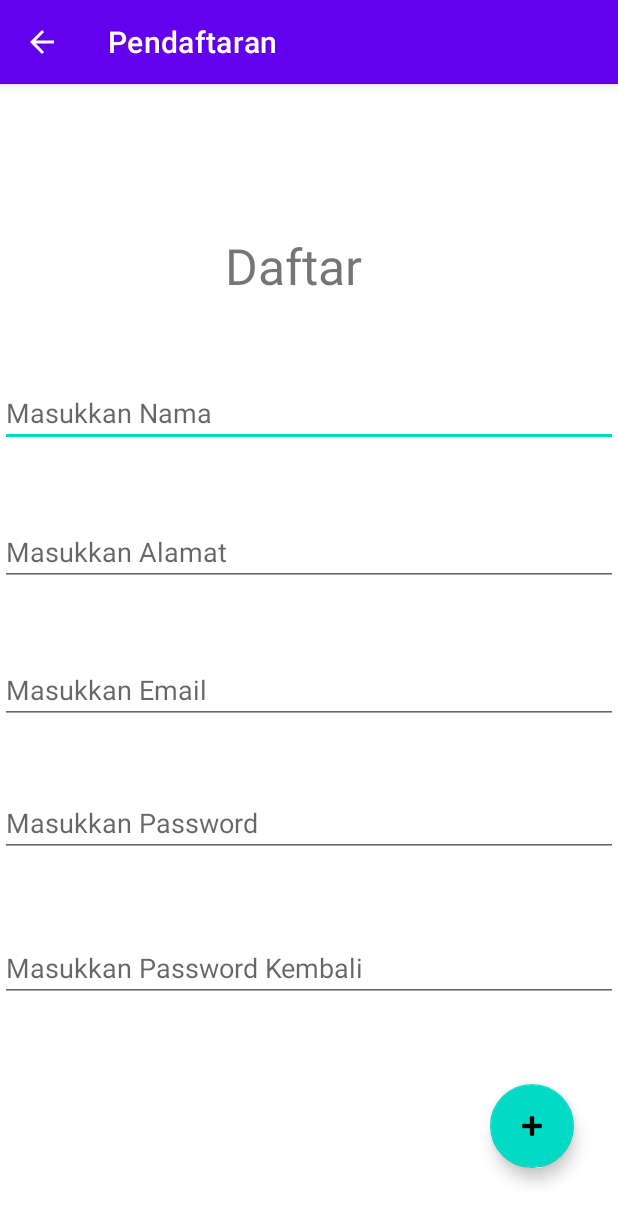
After one commit to yasminazzahra/ConstraintLayout, an Android app: the ActivityMenu1 screen opened directly, with no data from a screen before it, on a phone screen of 412 x 824 dp. The commit adds this screen. Shown: the top 1223 px of the screen. Run offline under Robolectric (Android 15) with nearby library versions, the phone set to English and light mode, and no system bars.

Commit message:
Activity 4

```diff
--- a/app/build.gradle
+++ b/app/build.gradle
@@ -33,6 +33,8 @@ dependencies {
     implementation 'androidx.appcompat:appcompat:1.2.0'
     implementation 'com.google.android.material:material:1.3.0'
     implementation 'androidx.constraintlayout:constraintlayout:2.0.4'
+    implementation 'androidx.navigation:navigation-fragment:2.2.2'
+    implementation 'androidx.navigation:navigation-ui:2.2.2'
     testImplementation 'junit:junit:4.+'
     androidTestImplementation 'androidx.test.ext:junit:1.1.2'
     androidTestImplementation 'androidx.test.espresso:espresso-core:3.3.0'
--- /dev/null
+++ b/app/src/main/java/com/example/constraintlayout/ActivityMenu1.java
@@ -0,0 +1,58 @@
+package com.example.constraintlayout;
+
+import androidx.appcompat.app.AppCompatActivity;
+
+import android.content.Intent;
+import android.os.Bundle;
+import android.view.View;
+import android.widget.EditText;
+import android.widget.Toast;
+
+import com.google.android.material.floatingactionbutton.FloatingActionButton;
+import com.google.android.material.snackbar.Snackbar;
+
+public class ActivityMenu1 extends AppCompatActivity {
+
+    EditText edtNama, edtAlamat, edtEmail, edtPassword, edtrepass;
+
+        FloatingActionButton fab;
+
+    @Override
+    protected void onCreate(Bundle savedInstanceState) {
+        super.onCreate(savedInstanceState);
+        setContentView(R.layout.activity_menu1);
+
+        edtNama = findViewById(R.id.edNama);
+        edtAlamat = findViewById(R.id.edAlamat);
+        edtEmail = findViewById(R.id.edEmail);
+        edtPassword = findViewById(R.id.edPass);
+        edtrepass = findViewById(R.id.edrepas);
+        fab = findViewById(R.id.floatingActionButton);
+        fab.setOnClickListener(new View.OnClickListener(){
+
+            @Override
+            public void onClick (View view) {
+                if (edtNama.getText().toString().isEmpty() ||
+                        edtAlamat.getText().toString().isEmpty() ||
+                        edtEmail.getText().toString().isEmpty() ||
+                        edtPassword.getText().toString().isEmpty() ||
+                        edtrepass.getText().toString().isEmpty())
+                {
+                    Snackbar.make(view, "Wajib isi seluruh data !!!", Snackbar.LENGTH_LONG).show();
+                }
+                else {
+                    if (edtPassword.getText().toString().equals(edtrepass.getText().toString())) {
+                        Toast.makeText(getApplicationContext(), "Pendaftaran Berhasil",
+                                Toast.LENGTH_LONG).show();
+
+                        Intent i = new Intent(getApplicationContext(), MainActivity.class);
+                        startActivity(i);
+                    } else {
+                        Snackbar.make(view, "Password dan Repassword harus sama !!!!",
+                                Snackbar.LENGTH_LONG).show();
+                    }
+                }
+            }
+        });
+    }
+}
--- /dev/null
+++ b/app/src/main/res/layout/activity_menu1.xml
@@ -0,0 +1,109 @@
+<?xml version="1.0" encoding="utf-8"?>
+<androidx.constraintlayout.widget.ConstraintLayout xmlns:android="http://schemas.android.com/apk/res/android"
+    xmlns:app="http://schemas.android.com/apk/res-auto"
+    xmlns:tools="http://schemas.android.com/tools"
+    android:layout_width="match_parent"
+    android:layout_height="match_parent"
+    tools:context=".ActivityMenu1">
+
+    <TextView
+        android:id="@+id/textView"
+        android:layout_width="wrap_content"
+        android:layout_height="wrap_content"
+        android:text="@string/ldaftar"
+        android:textSize="15pt"
+        app:layout_constraintBottom_toBottomOf="parent"
+        app:layout_constraintEnd_toEndOf="parent"
+        app:layout_constraintHorizontal_bias="0.467"
+        app:layout_constraintStart_toStartOf="parent"
+        app:layout_constraintTop_toTopOf="parent"
+        app:layout_constraintVertical_bias="0.136" />
+
+    <EditText
+        android:id="@+id/edNama"
+        android:layout_width="match_parent"
+        android:layout_height="wrap_content"
+        android:ems="10"
+        android:hint="@string/enama"
+        android:inputType="textPersonName"
+        app:layout_constraintBottom_toBottomOf="parent"
+        app:layout_constraintEnd_toEndOf="parent"
+        app:layout_constraintHorizontal_bias="0.427"
+        app:layout_constraintStart_toStartOf="parent"
+        app:layout_constraintTop_toTopOf="parent"
+        app:layout_constraintVertical_bias="0.272" />
+
+    <EditText
+        android:id="@+id/edAlamat"
+        android:layout_width="match_parent"
+        android:layout_height="wrap_content"
+        android:ems="10"
+        android:inputType="textPersonName"
+        android:hint="@string/ealamat"
+        app:layout_constraintBottom_toBottomOf="parent"
+        app:layout_constraintEnd_toEndOf="parent"
+        app:layout_constraintHorizontal_bias="0.427"
+        app:layout_constraintStart_toStartOf="parent"
+        app:layout_constraintTop_toBottomOf="@+id/edNama"
+        app:layout_constraintVertical_bias="0.099" />
+
+    <EditText
+        android:id="@+id/edEmail"
+        android:layout_width="match_parent"
+        android:layout_height="wrap_content"
+        android:ems="10"
+        android:inputType="textPersonName"
+        android:text=""
+        android:hint="@string/eemail"
+        app:layout_constraintBottom_toBottomOf="parent"
+        app:layout_constraintEnd_toEndOf="parent"
+        app:layout_constraintHorizontal_bias="0.427"
+        app:layout_constraintStart_toStartOf="parent"
+        app:layout_constraintTop_toBottomOf="@+id/edAlamat"
+        app:layout_constraintVertical_bias="0.12" />
+
+    <EditText
+        android:id="@+id/edPass"
+        android:layout_width="match_parent"
+        android:layout_height="wrap_content"
+        android:ems="10"
+        android:inputType="textPersonName"
+        android:text=""
+        android:hint="@string/epass"
+        app:layout_constraintBottom_toBottomOf="parent"
+        app:layout_constraintEnd_toEndOf="parent"
+        app:layout_constraintHorizontal_bias="0.427"
+        app:layout_constraintStart_toStartOf="parent"
+        app:layout_constraintTop_toBottomOf="@+id/edEmail"
+        app:layout_constraintVertical_bias="0.146" />
+
+    <EditText
+        android:id="@+id/edrepas"
+        android:layout_width="match_parent"
+        android:layout_height="wrap_content"
+        android:ems="10"
+        android:inputType="textPersonName"
+        android:text=""
+        android:hint="@string/erepass"
+        app:layout_constraintBottom_toBottomOf="parent"
+        app:layout_constraintEnd_toEndOf="parent"
+        app:layout_constraintHorizontal_bias="0.393"
+        app:layout_constraintStart_toStartOf="parent"
+        app:layout_constraintTop_toBottomOf="@+id/edPass"
+        app:layout_constraintVertical_bias="0.247" />
+
+    <com.google.android.material.floatingactionbutton.FloatingActionButton
+        android:id="@+id/floatingActionButton"
+        android:layout_width="wrap_content"
+        android:layout_height="wrap_content"
+        android:clickable="true"
+        app:layout_constraintBottom_toBottomOf="parent"
+        app:layout_constraintEnd_toEndOf="parent"
+        app:layout_constraintHorizontal_bias="0.918"
+        app:layout_constraintStart_toStartOf="parent"
+        app:layout_constraintTop_toTopOf="parent"
+        app:layout_constraintVertical_bias="0.936"
+        app:srcCompat="@android:drawable/ic_input_add"
+        tools:layout_editor_absoluteX="316dp"
+        tools:layout_editor_absoluteY="632dp" />
+</androidx.constraintlayout.widget.ConstraintLayout>
--- a/app/src/main/res/values/strings.xml
+++ b/app/src/main/res/values/strings.xml
@@ -9,4 +9,11 @@
     <string name="txemail">Ini Hasil Email</string>
     <string name="txpassword">Ini Hasil Password</string>
     <string name="label2">Login Berhasil</string>
+    <string name="mDaftar">Pendaftaran</string>
+    <string name="ldaftar">Daftar</string>
+    <string name="enama">Masukkan Nama</string>
+    <string name="eemail">Masukkan Email</string>
+    <string name="epass">Masukkan Password</string>
+    <string name="erepass">Masukkan Password Kembali</string>
+    <string name="ealamat">Masukkan Alamat</string>
 </resources>
```
Also changed, not shown: app/src/main/AndroidManifest.xml (+14 -5 lines), app/src/main/java/com/example/constraintlayout/ActivityMenu2.java (added, +14 -0 lines), app/src/main/java/com/example/constraintlayout/MainActivity.java (+19 -0 lines), app/src/main/res/layout/activity_menu2.xml (added, +9 -0 lines), app/src/main/res/menu/menu1.xml (added, +7 -0 lines), app/src/main/res/values/themes.xml (+9 -0 lines).
